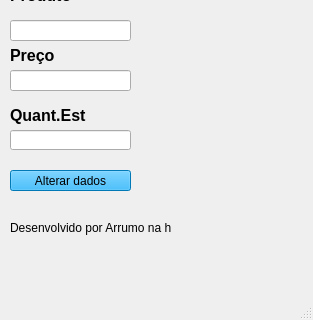
Above: editar.ui from arrumonahora-rgb/Programa-de-cadastro before the change; both pictures show x 0 to 313 and y 150 to 470 of the 313 by 470 pixel window. Below: the same form after it.
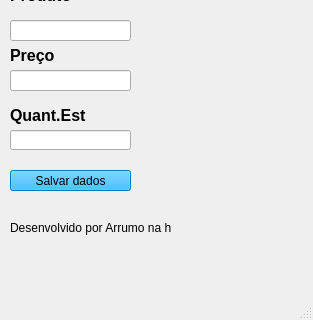
That is the form after the change.

Commit message: cadastro de produtos V1.0

```diff
--- a/editar.ui
+++ b/editar.ui
@@ -223,7 +223,7 @@
      <string notr="true">background-color: rgb(0, 170, 255);</string>
     </property>
     <property name="text">
-     <string>Alterar dados</string>
+     <string>Salvar dados</string>
     </property>
    </widget>
   </widget>
```
Left out of the diff: 2 changed lines with no effect on the pictures. The commit also changes 1 other file.
